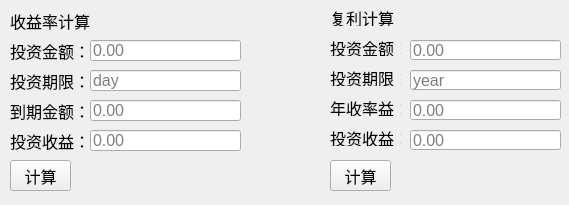
RockyChing/qt_play, file qt_project/finance/finance.ui: the form before one commit.
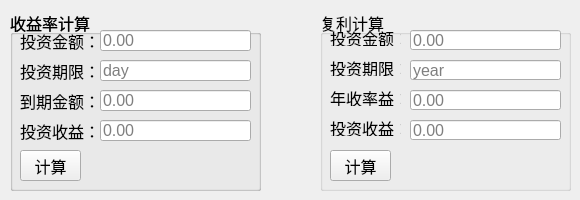
The form after the commit.

Commit message: Update UI of  Finance rate calc tool

Diff of the .ui file:
```diff
--- a/qt_project/finance/finance.ui
+++ b/qt_project/finance/finance.ui
@@ -6,36 +6,18 @@
    <rect>
     <x>0</x>
     <y>0</y>
-    <width>569</width>
-    <height>205</height>
+    <width>580</width>
+    <height>200</height>
    </rect>
   </property>
   <property name="windowTitle">
    <string>金融理财</string>
   </property>
-  <widget class="QLabel" name="labelIncome">
-   <property name="geometry">
-    <rect>
-     <x>10</x>
-     <y>10</y>
-     <width>81</width>
-     <height>21</height>
-    </rect>
-   </property>
-   <property name="font">
-    <font>
-     <pointsize>12</pointsize>
-    </font>
-   </property>
-   <property name="text">
-    <string>收益率计算</string>
-   </property>
-  </widget>
   <widget class="QLabel" name="labelIncomeSrc">
    <property name="geometry">
     <rect>
-     <x>10</x>
-     <y>40</y>
+     <x>20</x>
+     <y>30</y>
      <width>81</width>
      <height>21</height>
     </rect>
@@ -52,8 +34,8 @@
   <widget class="QLabel" name="labelIncomeTime">
    <property name="geometry">
     <rect>
-     <x>10</x>
-     <y>70</y>
+     <x>20</x>
+     <y>60</y>
      <width>81</width>
      <height>21</height>
     </rect>
@@ -70,8 +52,8 @@
   <widget class="QLabel" name="labelIncomeDest">
    <property name="geometry">
     <rect>
-     <x>10</x>
-     <y>100</y>
+     <x>20</x>
+     <y>90</y>
      <width>81</width>
      <height>21</height>
     </rect>
@@ -88,8 +70,8 @@
   <widget class="QLabel" name="labelIncomeDest_2">
    <property name="geometry">
     <rect>
-     <x>10</x>
-     <y>130</y>
+     <x>20</x>
+     <y>120</y>
      <width>81</width>
      <height>21</height>
     </rect>
@@ -106,8 +88,8 @@
   <widget class="QLineEdit" name="inputSrc">
    <property name="geometry">
     <rect>
-     <x>90</x>
-     <y>40</y>
+     <x>100</x>
+     <y>30</y>
      <width>151</width>
      <height>21</height>
     </rect>
@@ -130,8 +112,8 @@
   <widget class="QLineEdit" name="inputTime">
    <property name="geometry">
     <rect>
-     <x>90</x>
-     <y>70</y>
+     <x>100</x>
+     <y>60</y>
      <width>151</width>
      <height>21</height>
     </rect>
@@ -151,8 +133,8 @@
   <widget class="QLineEdit" name="inputDest">
    <property name="geometry">
     <rect>
-     <x>90</x>
-     <y>100</y>
+     <x>100</x>
+     <y>90</y>
      <width>151</width>
      <height>21</height>
     </rect>
@@ -172,8 +154,8 @@
   <widget class="QLineEdit" name="inputRate">
    <property name="geometry">
     <rect>
-     <x>90</x>
-     <y>130</y>
+     <x>100</x>
+     <y>120</y>
      <width>151</width>
      <height>21</height>
     </rect>
@@ -190,29 +172,11 @@
     <string>0.00</string>
    </property>
   </widget>
-  <widget class="QLabel" name="labelFuli">
-   <property name="geometry">
-    <rect>
-     <x>330</x>
-     <y>10</y>
-     <width>71</width>
-     <height>16</height>
-    </rect>
-   </property>
-   <property name="font">
-    <font>
-     <pointsize>12</pointsize>
-    </font>
-   </property>
-   <property name="text">
-    <string>复利计算</string>
-   </property>
-  </widget>
   <widget class="QLabel" name="labelFuliSrc">
    <property name="geometry">
     <rect>
      <x>330</x>
-     <y>40</y>
+     <y>30</y>
      <width>71</width>
      <height>16</height>
     </rect>
@@ -230,7 +194,7 @@
    <property name="geometry">
     <rect>
      <x>330</x>
-     <y>70</y>
+     <y>60</y>
      <width>71</width>
      <height>16</height>
     </rect>
@@ -248,7 +212,7 @@
    <property name="geometry">
     <rect>
      <x>330</x>
-     <y>100</y>
+     <y>90</y>
      <width>71</width>
      <height>16</height>
     </rect>
@@ -266,7 +230,7 @@
    <property name="geometry">
     <rect>
      <x>330</x>
-     <y>130</y>
+     <y>120</y>
      <width>71</width>
      <height>16</height>
     </rect>
@@ -284,7 +248,7 @@
    <property name="geometry">
     <rect>
      <x>410</x>
-     <y>40</y>
+     <y>30</y>
      <width>151</width>
      <height>20</height>
     </rect>
@@ -305,7 +269,7 @@
    <property name="geometry">
     <rect>
      <x>410</x>
-     <y>70</y>
+     <y>60</y>
      <width>151</width>
      <height>20</height>
     </rect>
@@ -326,7 +290,7 @@
    <property name="geometry">
     <rect>
      <x>410</x>
-     <y>100</y>
+     <y>90</y>
      <width>151</width>
      <height>20</height>
     </rect>
@@ -347,7 +311,7 @@
    <property name="geometry">
     <rect>
      <x>410</x>
-     <y>130</y>
+     <y>120</y>
      <width>151</width>
      <height>20</height>
     </rect>
@@ -367,8 +331,8 @@
   <widget class="QPushButton" name="btnCalcRate">
    <property name="geometry">
     <rect>
-     <x>10</x>
-     <y>160</y>
+     <x>20</x>
+     <y>150</y>
      <width>61</width>
      <height>31</height>
     </rect>
@@ -386,7 +350,7 @@
    <property name="geometry">
     <rect>
      <x>330</x>
-     <y>160</y>
+     <y>150</y>
      <width>61</width>
      <height>31</height>
     </rect>
@@ -400,6 +364,80 @@
     <string>计算</string>
    </property>
   </widget>
+  <widget class="QGroupBox" name="groupBox">
+   <property name="geometry">
+    <rect>
+     <x>10</x>
+     <y>10</y>
+     <width>251</width>
+     <height>181</height>
+    </rect>
+   </property>
+   <property name="font">
+    <font>
+     <pointsize>12</pointsize>
+    </font>
+   </property>
+   <property name="title">
+    <string>收益率计算</string>
+   </property>
+   <widget class="QGroupBox" name="groupBox_2">
+    <property name="geometry">
+     <rect>
+      <x>0</x>
+      <y>0</y>
+      <width>251</width>
+      <height>181</height>
+     </rect>
+    </property>
+    <property name="font">
+     <font>
+      <pointsize>12</pointsize>
+     </font>
+    </property>
+    <property name="title">
+     <string>收益率计算</string>
+    </property>
+   </widget>
+  </widget>
+  <widget class="QGroupBox" name="groupBox_3">
+   <property name="geometry">
+    <rect>
+     <x>320</x>
+     <y>10</y>
+     <width>251</width>
+     <height>181</height>
+    </rect>
+   </property>
+   <property name="font">
+    <font>
+     <pointsize>12</pointsize>
+    </font>
+   </property>
+   <property name="title">
+    <string>复利计算</string>
+   </property>
+  </widget>
+  <zorder>groupBox_3</zorder>
+  <zorder>groupBox</zorder>
+  <zorder>labelIncomeSrc</zorder>
+  <zorder>labelIncomeTime</zorder>
+  <zorder>labelIncomeDest</zorder>
+  <zorder>labelIncomeDest_2</zorder>
+  <zorder>inputSrc</zorder>
+  <zorder>inputTime</zorder>
+  <zorder>inputDest</zorder>
+  <zorder>inputRate</zorder>
+  <zorder>labelFuliSrc</zorder>
+  <zorder>labelFuliTime</zorder>
+  <zorder>labelFuliRate</zorder>
+  <zorder>labelFuliDest</zorder>
+  <zorder>inputFuliSrc</zorder>
+  <zorder>inputFuliTime</zorder>
+  <zorder>inputFuliRate</zorder>
+  <zorder>inputFuliDest</zorder>
+  <zorder>btnCalcRate</zorder>
+  <zorder>btnCalcFuli</zorder>
  </widget>
  <resources/>
  <connections/>
```
